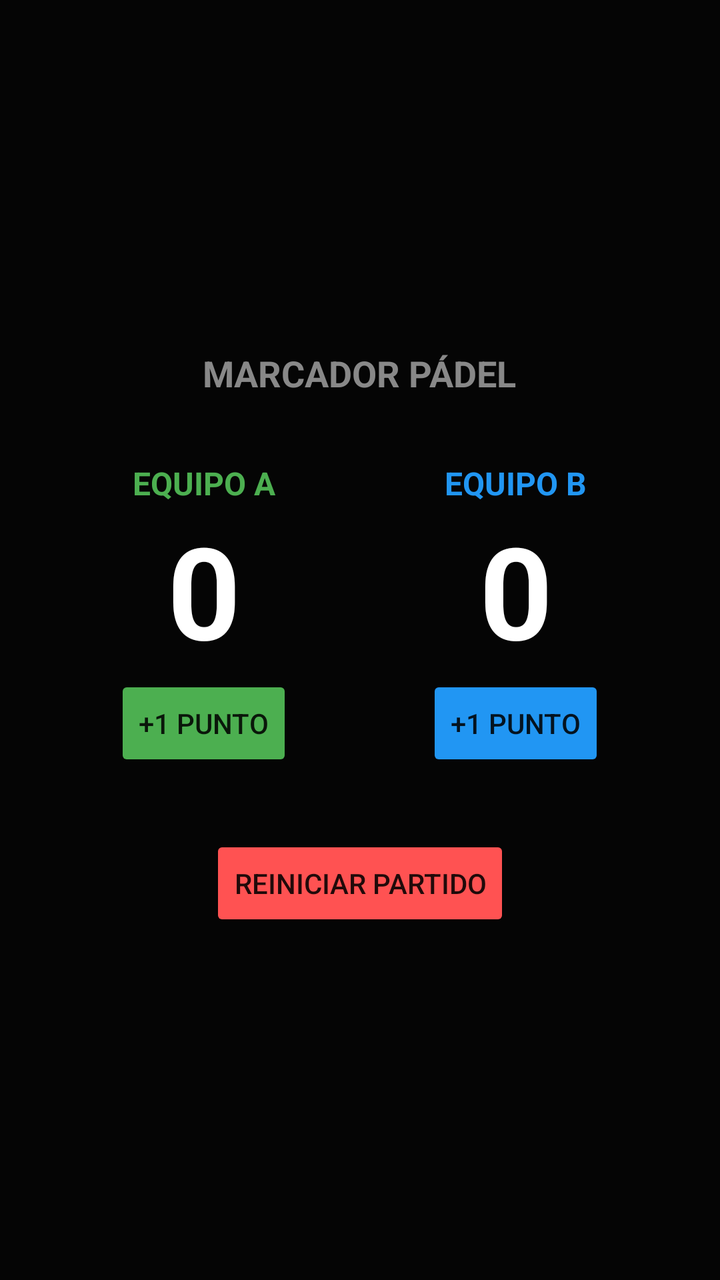
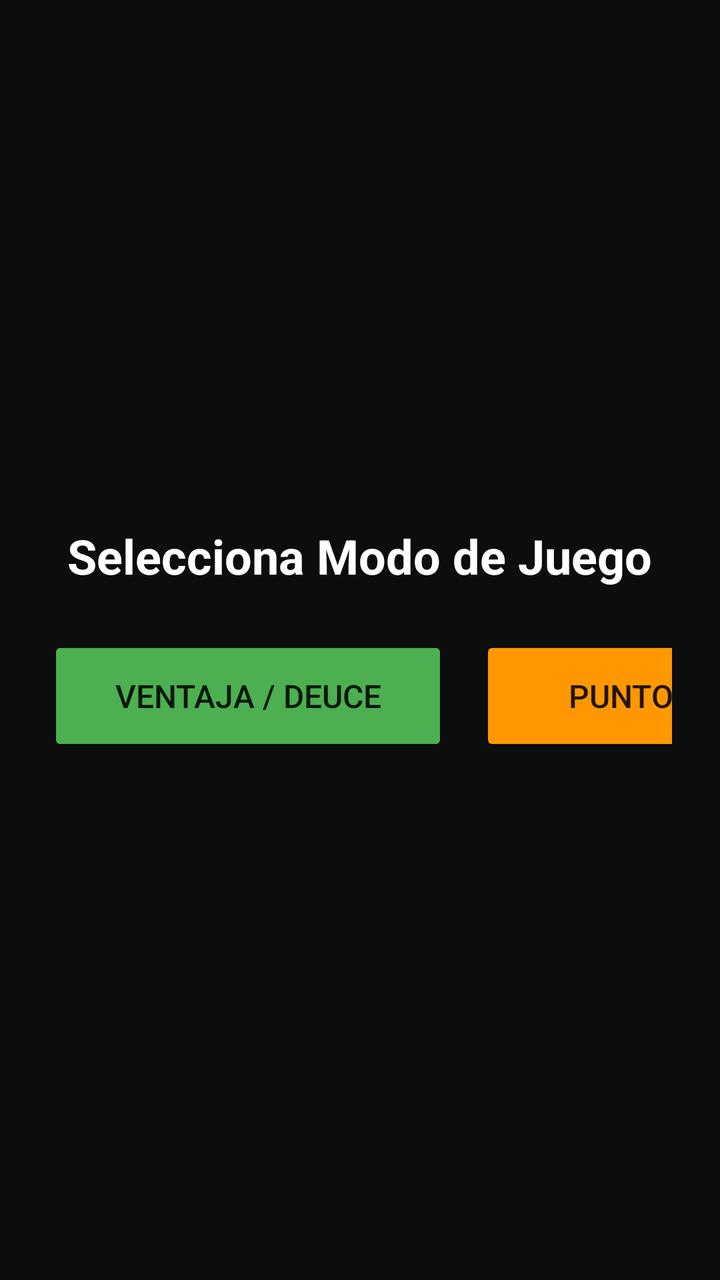

Before-and-after screenshots of an Android layout around one commit, followed by the original layout XML and the change that was made.
<!-- AndroidManifest.xml: application theme Theme.AppCompat.Light.NoActionBar -->
<!-- res/layout/activity_main.xml -->
<?xml version="1.0" encoding="utf-8"?>
<LinearLayout xmlns:android="http://schemas.android.com/apk/res/android"
    android:layout_width="match_parent"
    android:layout_height="match_parent"
    android:orientation="vertical"
    android:gravity="center"
    android:background="#050505"
    android:padding="24dp">

    <TextView
        android:layout_width="wrap_content"
        android:layout_height="wrap_content"
        android:text="MARCADOR PÁDEL"
        android:textColor="#888888"
        android:textSize="18sp"
        android:textStyle="bold"
        android:layout_marginBottom="32dp" />

    <LinearLayout
        android:layout_width="match_parent"
        android:layout_height="wrap_content"
        android:orientation="horizontal"
        android:gravity="center"
        android:layout_marginBottom="32dp">

        
        <LinearLayout
            android:layout_width="0dp"
            android:layout_height="wrap_content"
            android:layout_weight="1"
            android:gravity="center"
            android:orientation="vertical">

            <TextView
                android:layout_width="wrap_content"
                android:layout_height="wrap_content"
                android:text="EQUIPO A"
                android:textColor="#4CAF50"
                android:textSize="16sp"
                android:textStyle="bold" />

            <TextView
                android:id="@+id/tvScoreA"
                android:layout_width="wrap_content"
                android:layout_height="wrap_content"
                android:text="0"
                android:textColor="#FFFFFF"
                android:textSize="64sp"
                android:textStyle="bold" />

            <Button
                android:id="@+id/btnPointA"
                android:layout_width="wrap_content"
                android:layout_height="wrap_content"
                android:text="+1 PUNTO"
                android:backgroundTint="#4CAF50" />
        </LinearLayout>

        
        <LinearLayout
            android:layout_width="0dp"
            android:layout_height="wrap_content"
            android:layout_weight="1"
            android:gravity="center"
            android:orientation="vertical">

            <TextView
                android:layout_width="wrap_content"
                android:layout_height="wrap_content"
                android:text="EQUIPO B"
                android:textColor="#2196F3"
                android:textSize="16sp"
                android:textStyle="bold" />

            <TextView
                android:id="@+id/tvScoreB"
                android:layout_width="wrap_content"
                android:layout_height="wrap_content"
                android:text="0"
                android:textColor="#FFFFFF"
                android:textSize="64sp"
                android:textStyle="bold" />

            <Button
                android:id="@+id/btnPointB"
                android:layout_width="wrap_content"
                android:layout_height="wrap_content"
                android:text="+1 PUNTO"
                android:backgroundTint="#2196F3" />
        </LinearLayout>

    </LinearLayout>

    <Button
        android:id="@+id/btnReset"
        android:layout_width="wrap_content"
        android:layout_height="wrap_content"
        android:text="REINICIAR PARTIDO"
        android:backgroundTint="#FF5252" />

</LinearLayout>
<!-- resources referenced by this layout -->
<resources>

</resources>

<!-- the commit's change to res/layout/activity_main.xml (unified diff, before → after) -->
@@ -1,42 +1,79 @@
 <?xml version="1.0" encoding="utf-8"?>
-<LinearLayout xmlns:android="http://schemas.android.com/apk/res/android"
+<RelativeLayout xmlns:android="http://schemas.android.com/apk/res/android"
     android:layout_width="match_parent"
     android:layout_height="match_parent"
-    android:orientation="vertical"
-    android:gravity="center"
     android:background="#050505"
-    android:padding="24dp">
+    android:keepScreenOn="true">
 
-    <TextView
-        android:layout_width="wrap_content"
-        android:layout_height="wrap_content"
-        android:text="MARCADOR PÁDEL"
-        android:textColor="#888888"
-        android:textSize="18sp"
-        android:textStyle="bold"
-        android:layout_marginBottom="32dp" />
+    
+    <LinearLayout
+        android:id="@+id/layoutModeSelection"
+        android:layout_width="match_parent"
+        android:layout_height="match_parent"
+        android:orientation="vertical"
+        android:gravity="center"
+        android:background="#0D0D0D"
+        android:elevation="10dp"
+        android:padding="24dp">
 
+        <TextView
+            android:layout_width="wrap_content"
+            android:layout_height="wrap_content"
+            android:text="Selecciona Modo de Juego"
+            android:textColor="#FFFFFF"
+            android:textSize="24sp"
+            android:textStyle="bold"
+            android:layout_marginBottom="24dp" />
+
+        <LinearLayout
+            android:layout_width="wrap_content"
+            android:layout_height="wrap_content"
+            android:orientation="horizontal">
+
+            <Button
+                android:id="@+id/btnModeNormal"
+                android:layout_width="200dp"
+                android:layout_height="60dp"
+                android:text="Ventaja / Deuce"
+                android:textSize="16sp"
+                android:backgroundTint="#4CAF50"
+                android:layout_marginEnd="16dp" />
+
+            <Button
+                android:id="@+id/btnModeGold"
+                android:layout_width="200dp"
+                android:layout_height="60dp"
+                android:text="Punto de Oro"
+                android:textSize="16sp"
+                android:backgroundTint="#FF9800" />
+        </LinearLayout>
+    </LinearLayout>
+
+    
     <LinearLayout
         android:layout_width="match_parent"
-        android:layout_height="wrap_content"
-        android:orientation="horizontal"
-        android:gravity="center"
-        android:layout_marginBottom="32dp">
+        android:layout_height="match_parent"
+        android:orientation="horizontal">
 
         
         <LinearLayout
+            android:id="@+id/layoutTeamA"
             android:layout_width="0dp"
-            android:layout_height="wrap_content"
+            android:layout_height="match_parent"
             android:layout_weight="1"
+            android:orientation="vertical"
             android:gravity="center"
-            android:orientation="vertical">
+            android:background="#154CAF50"
+            android:clickable="true"
+            android:focusable="true">
 
             <TextView
+                android:id="@+id/tvSetsA"
                 android:layout_width="wrap_content"
                 android:layout_height="wrap_content"
-                android:text="EQUIPO A"
-                android:textColor="#4CAF50"
-                android:textSize="16sp"
+                android:text="Sets: 0 | Juegos: 0"
+                android:textColor="#81C784"
+                android:textSize="18sp"
                 android:textStyle="bold" />
 
             <TextView
@@ -45,31 +82,35 @@
                 android:layout_height="wrap_content"
                 android:text="0"
                 android:textColor="#FFFFFF"
-                android:textSize="64sp"
+                android:textSize="110sp"
                 android:textStyle="bold" />
-
-            <Button
-                android:id="@+id/btnPointA"
-                android:layout_width="wrap_content"
-                android:layout_height="wrap_content"
-                android:text="+1 PUNTO"
-                android:backgroundTint="#4CAF50" />
         </LinearLayout>
 
         
+        <View
+            android:layout_width="2dp"
+            android:layout_height="match_parent"
+            android:background="#333333" />
+
+        
         <LinearLayout
+            android:id="@+id/layoutTeamB"
             android:layout_width="0dp"
-            android:layout_height="wrap_content"
+            android:layout_height="match_parent"
             android:layout_weight="1"
+            android:orientation="vertical"
             android:gravity="center"
-            android:orientation="vertical">
+            android:background="#152196F3"
+            android:clickable="true"
+            android:focusable="true">
 
             <TextView
+                android:id="@+id/tvSetsB"
                 android:layout_width="wrap_content"
                 android:layout_height="wrap_content"
-                android:text="EQUIPO B"
-                android:textColor="#2196F3"
-                android:textSize="16sp"
+                android:text="Sets: 0 | Juegos: 0"
+                android:textColor="#64B5F6"
+                android:textSize="18sp"
                 android:textStyle="bold" />
 
             <TextView
@@ -78,24 +119,36 @@
                 android:layout_height="wrap_content"
                 android:text="0"
                 android:textColor="#FFFFFF"
-                android:textSize="64sp"
+                android:textSize="110sp"
                 android:textStyle="bold" />
-
-            <Button
-                android:id="@+id/btnPointB"
-                android:layout_width="wrap_content"
-                android:layout_height="wrap_content"
-                android:text="+1 PUNTO"
-                android:backgroundTint="#2196F3" />
         </LinearLayout>
-
     </LinearLayout>
 
-    <Button
-        android:id="@+id/btnReset"
+    
+    <LinearLayout
         android:layout_width="wrap_content"
         android:layout_height="wrap_content"
-        android:text="REINICIAR PARTIDO"
-        android:backgroundTint="#FF5252" />
+        android:orientation="horizontal"
+        android:layout_alignParentBottom="true"
+        android:layout_centerHorizontal="true"
+        android:layout_marginBottom="12dp">
 
-</LinearLayout>
+        <Button
+            android:id="@+id/btnUndo"
+            android:layout_width="wrap_content"
+            android:layout_height="36dp"
+            android:text="Deshacer"
+            android:textSize="11sp"
+            android:backgroundTint="#555555"
+            android:layout_marginEnd="8dp" />
+
+        <Button
+            android:id="@+id/btnReset"
+            android:layout_width="wrap_content"
+            android:layout_height="36dp"
+            android:text="Nuevo Partido"
+            android:textSize="11sp"
+            android:backgroundTint="#E53935" />
+    </LinearLayout>
+
+</RelativeLayout>
